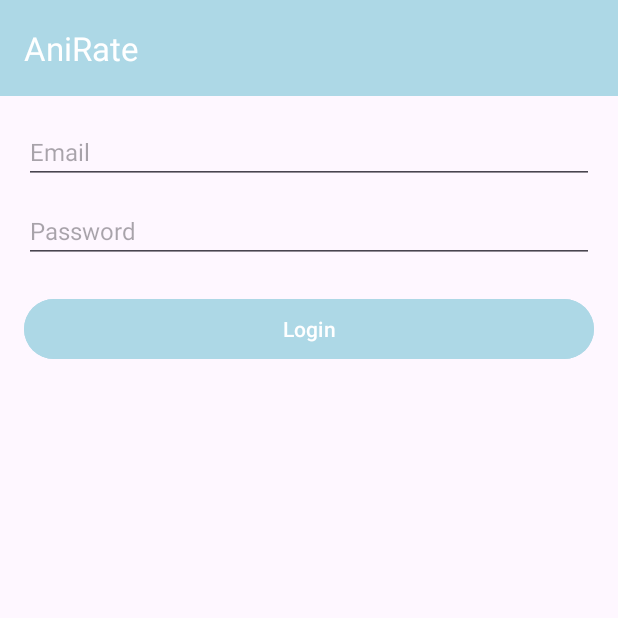
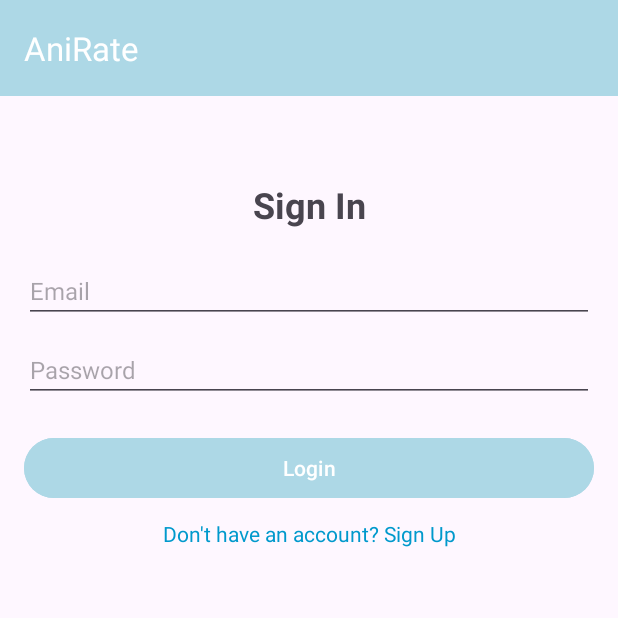
Before and after one commit to nadavaza/androidFinal, an Android app: the screen it shows after launch (MainActivity), after a tap on "Sign In", on a phone screen of 412 x 824 dp, the top half of it. Run offline under Robolectric (Android 15) with nearby library versions, the phone set to English and light mode, and no system bars; our stand-ins replace Firebase (no records; nobody signed in at launch, a user with empty details on screens opened directly), navigation-ui; libraries missing offline, so code that uses them is left out: com.cloudinary.android; 3 statements that could not run were skipped.

Commit message:
added the link

```diff
--- a/app/src/main/java/com/example/androidfinal/SignInFragment.kt
+++ b/app/src/main/java/com/example/androidfinal/SignInFragment.kt
@@ -6,10 +6,10 @@ import android.view.View
 import android.view.ViewGroup
 import android.widget.Button
 import android.widget.EditText
+import android.widget.TextView
 import android.widget.Toast
 import androidx.fragment.app.Fragment
 import androidx.fragment.app.activityViewModels
-import androidx.fragment.app.viewModels
 import androidx.navigation.fragment.findNavController
 import com.example.androidfinal.viewModel.UsersViewModel
 
@@ -27,9 +27,11 @@ class SignInFragment : Fragment() {
     override fun onViewCreated(view: View, savedInstanceState: Bundle?) {
         super.onViewCreated(view, savedInstanceState)
 
+        val signInTitle = view.findViewById<TextView>(R.id.signInTitle) // ✅ Added Title
         val editEmail = view.findViewById<EditText>(R.id.editEmail)
         val editPassword = view.findViewById<EditText>(R.id.editPassword)
         val buttonLogin = view.findViewById<Button>(R.id.buttonLogin)
+        val textNoAccount = view.findViewById<TextView>(R.id.textNoAccount)
 
         buttonLogin.setOnClickListener {
             val email = editEmail.text.toString().trim()
@@ -38,17 +40,20 @@ class SignInFragment : Fragment() {
             if (email.isNotEmpty() && password.isNotEmpty()) {
                 usersViewModel.login(email, password)
                 usersViewModel.currentUser.observe(viewLifecycleOwner) { currentUser ->
-                    println(currentUser)
                     if (currentUser != null) {
                         findNavController().navigate(R.id.action_signIn_to_home)
                     } else {
                         Toast.makeText(requireContext(), "Login failed!", Toast.LENGTH_SHORT).show()
                     }
                 }
-
             } else {
                 Toast.makeText(requireContext(), "Please fill all fields", Toast.LENGTH_SHORT).show()
             }
         }
+
+        // ✅ Navigate to Sign Up page when clicked
+        textNoAccount.setOnClickListener {
+            findNavController().navigate(R.id.action_signIn_to_signUp)
+        }
     }
 }
--- a/app/src/main/res/layout/fragment_sign_in.xml
+++ b/app/src/main/res/layout/fragment_sign_in.xml
@@ -1,10 +1,25 @@
 <?xml version="1.0" encoding="utf-8"?>
-<androidx.constraintlayout.widget.ConstraintLayout xmlns:android="http://schemas.android.com/apk/res/android"
+<androidx.constraintlayout.widget.ConstraintLayout
+    xmlns:android="http://schemas.android.com/apk/res/android"
     xmlns:app="http://schemas.android.com/apk/res-auto"
     android:layout_width="match_parent"
     android:layout_height="match_parent"
     android:padding="16dp">
 
+    <!-- Sign In Title -->
+    <TextView
+        android:id="@+id/signInTitle"
+        android:layout_width="wrap_content"
+        android:layout_height="wrap_content"
+        android:text="Sign In"
+        android:textSize="24sp"
+        android:textStyle="bold"
+        app:layout_constraintTop_toTopOf="parent"
+        app:layout_constraintStart_toStartOf="parent"
+        app:layout_constraintEnd_toEndOf="parent"
+        android:layout_marginTop="40dp"/>
+
+    <!-- Email Input -->
     <EditText
         android:id="@+id/editEmail"
         android:layout_width="match_parent"
@@ -12,8 +27,12 @@
         android:hint="Email"
         android:inputType="textEmailAddress"
         android:textSize="16sp"
-        app:layout_constraintTop_toTopOf="parent"/>
+        app:layout_constraintTop_toBottomOf="@id/signInTitle"
+        app:layout_constraintStart_toStartOf="parent"
+        app:layout_constraintEnd_toEndOf="parent"
+        android:layout_marginTop="20dp"/>
 
+    <!-- Password Input -->
     <EditText
         android:id="@+id/editPassword"
         android:layout_width="match_parent"
@@ -22,8 +41,11 @@
         android:inputType="textPassword"
         android:textSize="16sp"
         app:layout_constraintTop_toBottomOf="@id/editEmail"
+        app:layout_constraintStart_toStartOf="parent"
+        app:layout_constraintEnd_toEndOf="parent"
         android:layout_marginTop="10dp"/>
 
+    <!-- Login Button -->
     <Button
         android:id="@+id/buttonLogin"
         android:layout_width="match_parent"
@@ -32,5 +54,23 @@
         android:backgroundTint="#ADD8E6"
         android:textColor="@android:color/white"
         app:layout_constraintTop_toBottomOf="@id/editPassword"
+        app:layout_constraintStart_toStartOf="parent"
+        app:layout_constraintEnd_toEndOf="parent"
         android:layout_marginTop="20dp"/>
+
+    <!-- Already Have an Account? Sign Up -->
+    <TextView
+        android:id="@+id/textNoAccount"
+        android:layout_width="wrap_content"
+        android:layout_height="wrap_content"
+        android:text="Don't have an account? Sign Up"
+        android:textSize="14sp"
+        android:textColor="@android:color/holo_blue_dark"
+        android:clickable="true"
+        android:focusable="true"
+        app:layout_constraintTop_toBottomOf="@id/buttonLogin"
+        app:layout_constraintStart_toStartOf="parent"
+        app:layout_constraintEnd_toEndOf="parent"
+        android:layout_marginTop="10dp"/>
+
 </androidx.constraintlayout.widget.ConstraintLayout>
--- a/app/src/main/res/navigation/nav_graph.xml
+++ b/app/src/main/res/navigation/nav_graph.xml
@@ -30,6 +30,9 @@
         <action
             android:id="@+id/action_signIn_to_home"
             app:destination="@id/nav_feed"/>
+        <action
+            android:id="@+id/action_signIn_to_signUp"
+            app:destination="@id/signUpFragment"/> <!-- ✅ Added action to Sign Up -->
     </fragment>
 
     <!-- Sign Up Screen -->
```
